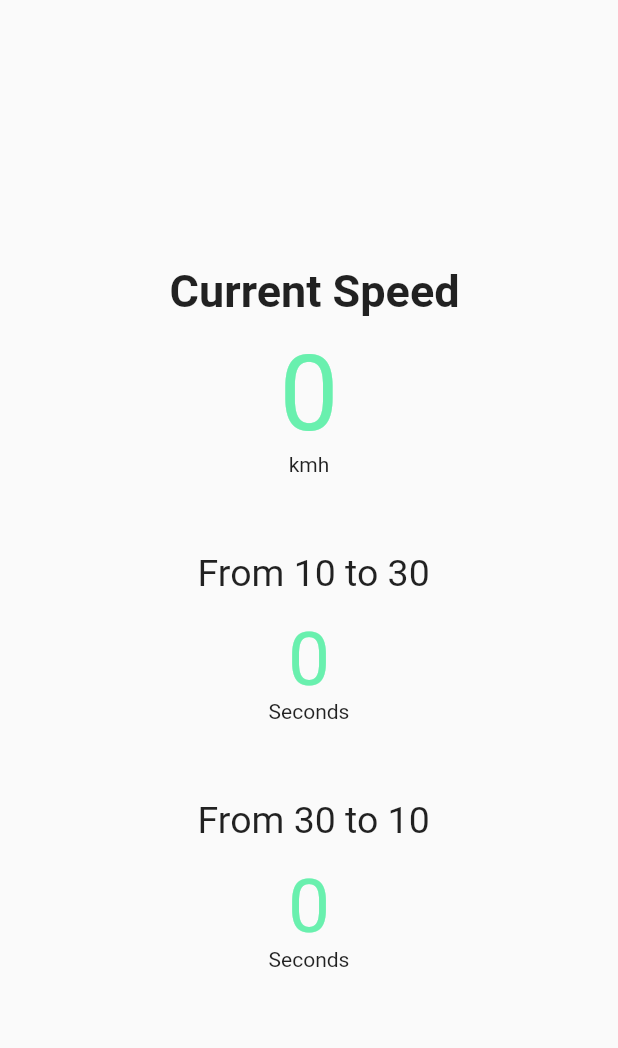
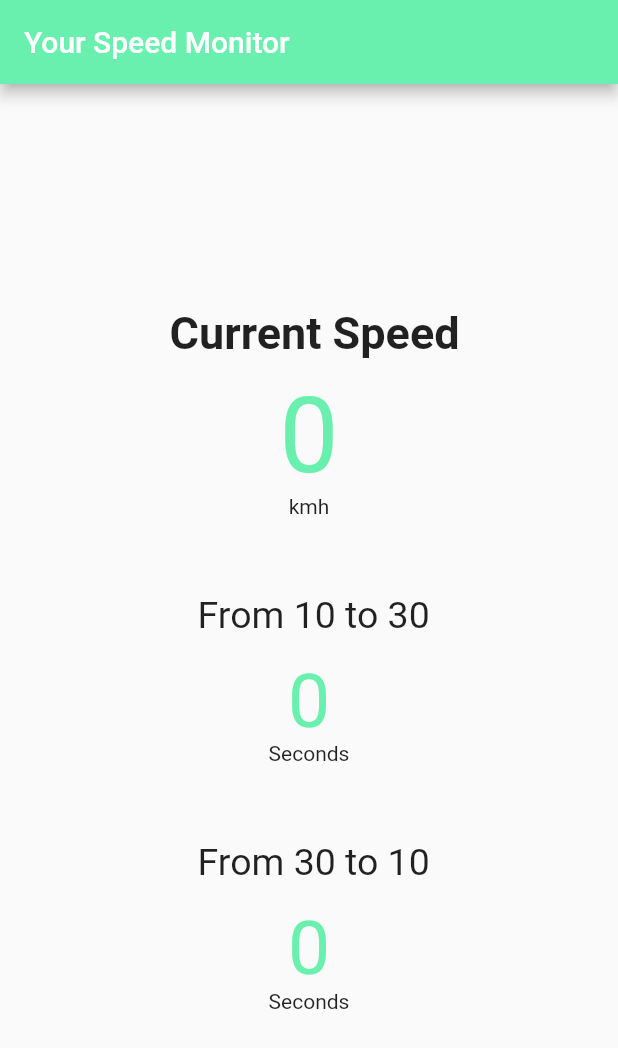
Before and after one commit to nourfayed/speedometer_flutter, a Flutter app: the screen it shows after launch, on a phone screen of 412 x 824 dp. Shown: the top 1048 px of the screen. Run offline on Flutter 3.47's test engine with Material 2 defaults, Android fonts, the phone set to English and light mode, and no system bars; our stand-ins replace sensors.

Commit message:
add app bar

```diff
--- a/lib/main.dart
+++ b/lib/main.dart
@@ -1,5 +1,4 @@
 import 'dart:math';
-
 import 'package:flutter/material.dart';
 import 'dart:async';
 import 'package:sensors/sensors.dart';
@@ -64,7 +63,7 @@ class _MyHomePageState extends State<MyHomePage> {
 
 
   void _getSpeed(){
-    //read from sensor
+     //read from sensor
      int rnd=((_event.y).round()).abs() * 10;
      //limit speed from 10 to 30
      if(rnd > 30) _speed = 30;
@@ -120,11 +119,13 @@ class _MyHomePageState extends State<MyHomePage> {
     // fast, so that you can just rebuild anything that needs updating rather
     // than having to individually change instances of widgets.
     return Scaffold(
-//      appBar: AppBar(
-//        // Here we take the value from the MyHomePage object that was created by
-//        // the App.build method, and use it to set our appbar title.
-//        title: Text(widget.title),
-//      ),
+      appBar: AppBar(
+        // Here we take the value from the MyHomePage object that was created by
+        // the App.build method, and use it to set our appbar title.
+        title: Text(widget.title),
+        //backgroundColor: Color(0xFFFF1744),
+        backgroundColor:Colors.greenAccent,
+      ),
       body: Center(
         // Center is a layout widget. It takes a single child and positions it
         // in the middle of the parent.
```
